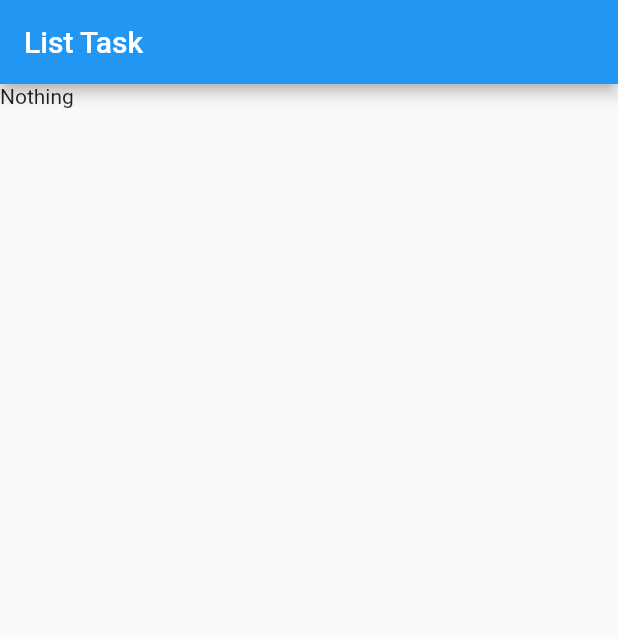
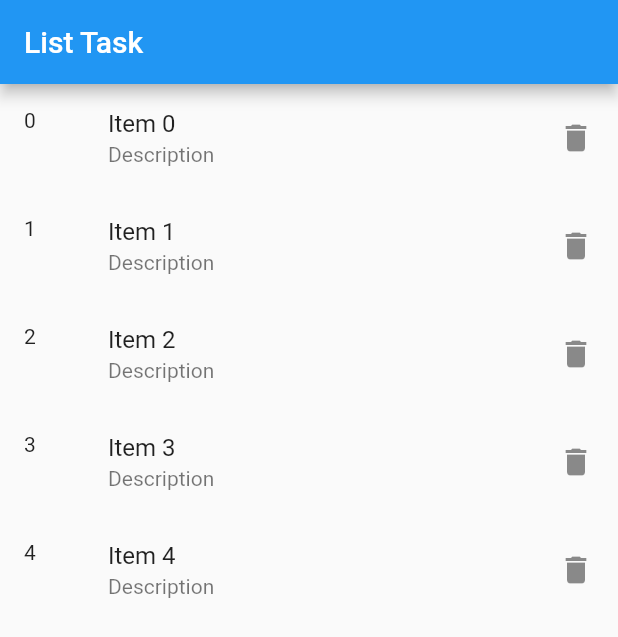
Before and after one commit to phamtanphat/flutter_listview19072021, a Flutter app: the screen it shows after launch, on a phone screen of 412 x 824 dp. Shown: the top 637 px of the screen. Run offline on Flutter 3.47's test engine with Material 2 defaults, Android fonts, the phone set to English and light mode, and no system bars.

Commit message:
task model

```diff
--- /dev/null
+++ b/lib/model/task.dart
@@ -0,0 +1,7 @@
+class Task{
+  late int id;
+  late String name;
+  late String description;
+
+  Task({required this.id , required this.name , required this.description});
+}
--- a/lib/page/list_page.dart
+++ b/lib/page/list_page.dart
@@ -1,16 +1,14 @@
+import 'package:flutter/cupertino.dart';
 import 'package:flutter/material.dart';
 
 class ListPage extends StatelessWidget {
-
   @override
   Widget build(BuildContext context) {
     return ListPageContainer();
   }
 }
 
-
 class ListPageContainer extends StatefulWidget {
-
   @override
   _ListPageContainerState createState() => _ListPageContainerState();
 }
@@ -23,7 +21,17 @@ class _ListPageContainerState extends State<ListPageContainer> {
         title: Text("List Task"),
       ),
       body: Container(
-        child: Text("Nothing"),
+          child: ListView.builder(
+              itemCount: 5,
+              itemBuilder: (context ,index){
+                  return ListTile(
+                    title: Text("Item $index"),
+                    subtitle: Text("Description "),
+                    leading: Text(index.toString()),
+                    trailing: Icon(Icons.delete),
+                  );
+              }
+          )
       ),
     );
   }
```
